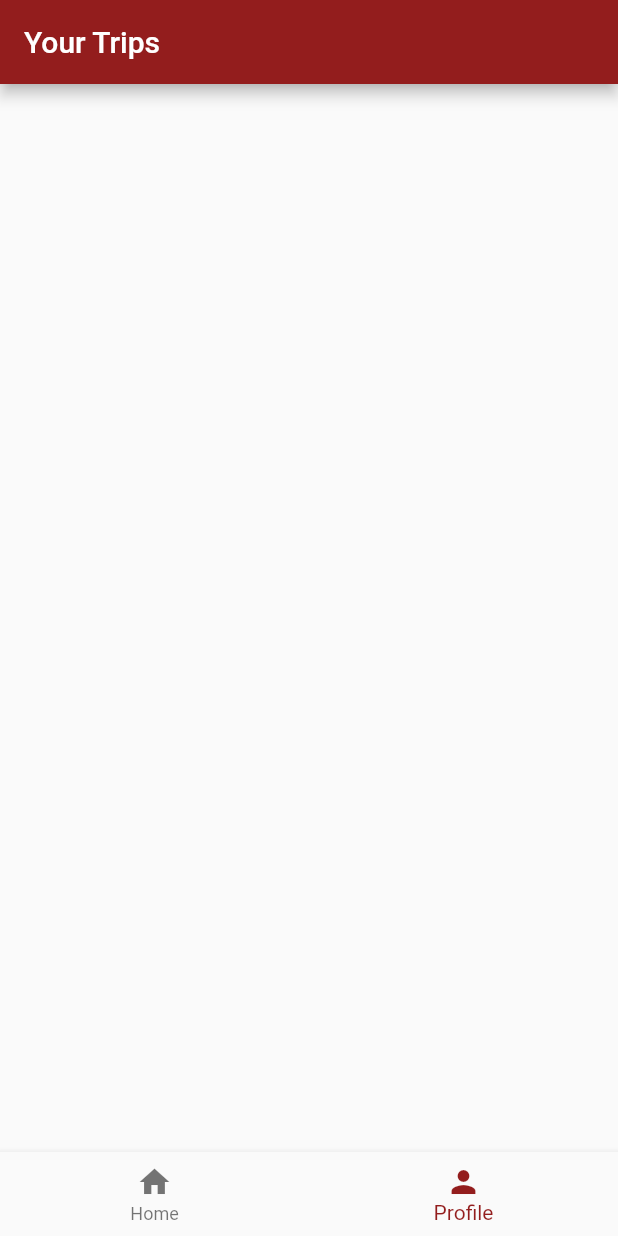
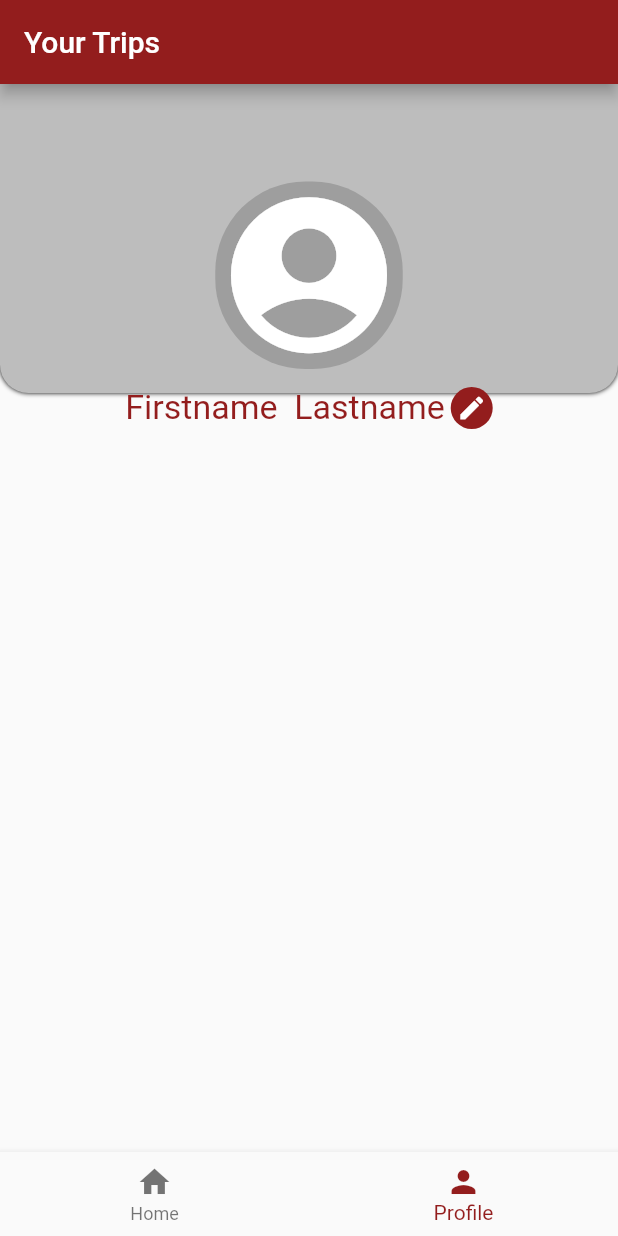
Before and after one commit to monchavin01/recommendation_travel, a Flutter app: the screen it shows after launch, item 2 of the bottom bar chosen, on a phone screen of 412 x 824 dp. Run offline on Flutter 3.47's test engine with Material 2 defaults, Android fonts, the phone set to English and light mode, and no system bars; our stand-ins replace get.

Commit message:
cretae profile page

```diff
--- a/lib/screen/profile/profile.dart
+++ b/lib/screen/profile/profile.dart
@@ -1,4 +1,7 @@
 import 'package:flutter/material.dart';
+import 'package:flutter/cupertino.dart';
+import 'package:get/get.dart';
+import 'package:recomander_travel/constants/colors.dart';
 
 class ProfilePage extends StatefulWidget {
   @override
@@ -8,8 +11,77 @@ class ProfilePage extends StatefulWidget {
 class _ProfilePageState extends State<ProfilePage> {
   @override
   Widget build(BuildContext context) {
-    return Container(
+    return Stack(
+      children: [
+        Container(
+          // AppImages.bgTheCollector,
+          width: Get.width,
+          height: Get.height * 0.25,
+          decoration: BoxDecoration(
+            color: Colors.grey[400],
+            boxShadow: [BoxShadow(blurRadius: 2.0)],
+            borderRadius: BorderRadius.vertical(bottom: Radius.circular(19.0)),
+          ),
+          // fit: BoxFit.cover,
+        ),
+        Column(
+          children: [
+            Container(
+                margin: EdgeInsets.only(top: 65),
+                padding: EdgeInsets.symmetric(horizontal: 118),
+                alignment: Alignment.center,
+                child: Column(
+                  children: [
+                    Container(
+                        decoration: BoxDecoration(
+                            borderRadius: BorderRadius.circular(60),
+                            color: Colors.grey),
+                        child: Icon(Icons.account_circle,
+                            size: 125.0, color: Colors.white)),
+                  ],
+                )),
+            Container(
+              child: Row(
+                mainAxisAlignment: MainAxisAlignment.center,
+                crossAxisAlignment: CrossAxisAlignment.center,
+                children: [
+                  ConstrainedBox(
+                    constraints: BoxConstraints(maxWidth: Get.width * 0.75),
+                    child: Container(
+                      margin: EdgeInsets.only(top: 12),
+                      child: Text(
+                        "Firstname  Lastname",
+                        // fullName
+                        // key: Key('username-info'),
+                        style: TextStyle(
+                            color: AppColors.primary,
+                            fontSize: Get.width * 0.055,
+                            fontWeight: FontWeight.w400),
+                        overflow: TextOverflow.clip,
+                        maxLines: 1,
+                        softWrap: false,
+                      ),
+                    ),
+                  ),
+                  Container(
+                    padding: EdgeInsets.only(top: 12),
+                    margin: EdgeInsets.only(left: 4),
+                    child: Container(
+                        width: 28,
+                        height: 28,
+                        decoration: BoxDecoration(
+                          borderRadius: BorderRadius.circular(60),
+                          color: AppColors.primary),
+                          child: Icon(Icons.edit, size: 20, color: Colors.white)
+                      ),
 
+                  ),
+                ],
+              ),
+            ),
+          ],
+        ),
+      ],
     );
   }
 }
```
